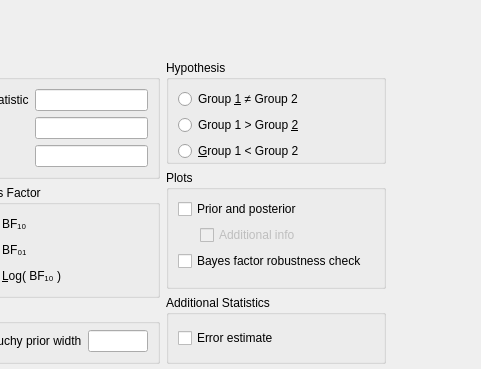
Before: the Qt Designer form JASP-Desktop/analysisforms/bffromtindependentsamplesform.ui in jasp-stats/jasp-desktop, drawn with Qt 5; both pictures show x 125 to 606 and y 0 to 369 of the 606 by 868 pixel window.
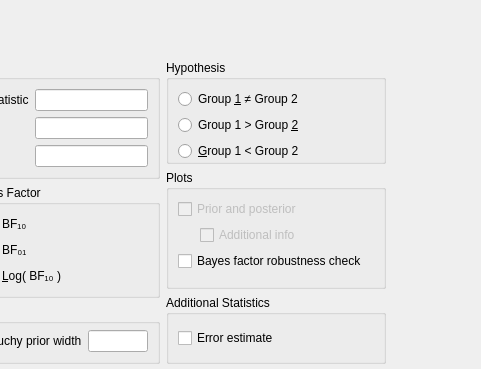
After: the same form once the commit is applied. Custom widgets are drawn as their Qt base class.

Commit message: disabled prior and posterior plots checkbox

```diff
--- a/JASP-Desktop/analysisforms/bffromtindependentsamplesform.ui
+++ b/JASP-Desktop/analysisforms/bffromtindependentsamplesform.ui
@@ -362,6 +362,9 @@
            <layout class="QGridLayout" name="gridLayout_4">
             <item row="0" column="0" colspan="3">
              <widget class="BoundCheckBox" name="plotPriorAndPosterior">
+              <property name="enabled">
+               <bool>false</bool>
+              </property>
               <property name="sizePolicy">
                <sizepolicy hsizetype="Fixed" vsizetype="Fixed">
                 <horstretch>0</horstretch>
```
The commit also changes 2 other files.
